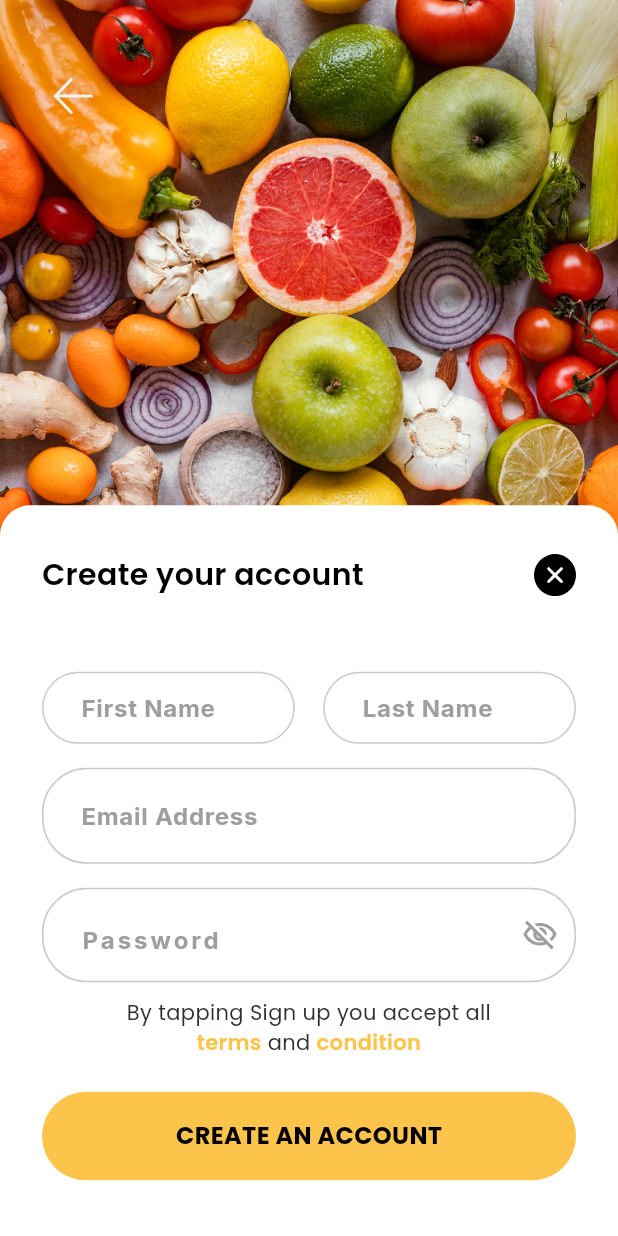
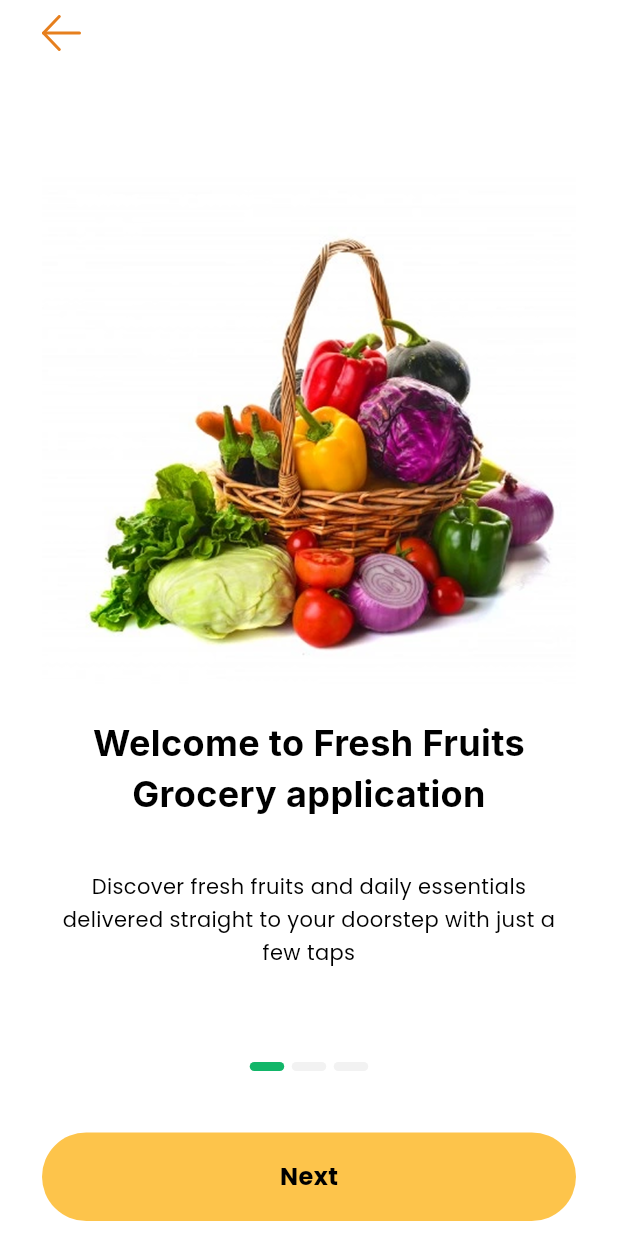
Before and after one commit to Andro-Wagdy/TharwatAcademy_HomeWork, a Flutter app: the screen it shows after launch, on a phone screen of 412 x 824 dp. Run offline on Flutter 3.47's test engine with Material 3 defaults, Android fonts, the phone set to English and light mode, and no system bars; our stand-ins replace bloc, cloud_firestore, dio, firebase_auth, firebase_core, flutter_bloc and 4 more; accounts and stored records are empty; project files that could hold a hidden picture were left out.

Commit message:
onBoarding view ui done

```diff
--- /dev/null
+++ b/grocery_store_app/lib/core/constants/app_constants.dart
@@ -0,0 +1,4 @@
+class AppConstants {
+  AppConstants._();
+  static const String kUsersCollectionKey = 'users';
+}
--- a/grocery_store_app/lib/constants/assets.dart
+++ b/grocery_store_app/lib/core/constants/assets.dart
@@ -14,6 +14,10 @@ class Assets {
   /// assets/icons/profile_picture_icon.svg
   static const String assetsIconsProfilePictureIcon = "assets/icons/profile_picture_icon.svg";
 
+  /// Assets for assetsImagesDelivery
+  /// assets/images/delivery.png
+  static const String assetsImagesDelivery = "assets/images/delivery.png";
+
   /// Assets for assetsImagesFruits1
   /// assets/images/fruits_1.png
   static const String assetsImagesFruits1 = "assets/images/fruits_1.png";
@@ -21,4 +25,8 @@ class Assets {
   /// Assets for assetsImagesFruits2
   /// assets/images/fruits_2.png
   static const String assetsImagesFruits2 = "assets/images/fruits_2.png";
+
+  /// Assets for assetsImagesFruitsBucket
+  /// assets/images/fruits_bucket.png
+  static const String assetsImagesFruitsBucket = "assets/images/fruits_bucket.png";
 }
--- a/grocery_store_app/lib/core/theme/app_colors.dart
+++ b/grocery_store_app/lib/core/theme/app_colors.dart
@@ -13,4 +13,5 @@ class AppColors {
   static const Color secondryName = Color(0xFF7A1E76);
   static const Color accentText = Color(0xFF5E5E5E);
   static const Color error = Colors.red;
+  static const Color sliderEnabled = Color(0xFF12B669);
 }
--- a/grocery_store_app/lib/features/auth/data/models/user_model.dart
+++ b/grocery_store_app/lib/features/auth/data/models/user_model.dart
@@ -19,13 +19,4 @@ class UserModel {
       email: json['email'],
     );
   }
-
-  Map<String, dynamic> toJson() {
-    return {
-      'uid': uid,
-      'firstName': firstName,
-      'lastName': lastName,
-      'email': email,
-    };
-  }
 }
--- a/grocery_store_app/lib/features/auth/data/services/auth_service.dart
+++ b/grocery_store_app/lib/features/auth/data/services/auth_service.dart
@@ -1,5 +1,6 @@
 import 'package:cloud_firestore/cloud_firestore.dart';
 import 'package:firebase_auth/firebase_auth.dart';
+import 'package:grocery_store_app/core/constants/app_constants.dart';
 import 'package:grocery_store_app/features/auth/data/models/user_model.dart';
 
 class AuthService {
@@ -18,7 +19,7 @@ class AuthService {
 
     String uid = credential.user!.uid;
 
-    await firestore.collection('users').doc(uid).set({
+    await firestore.collection(AppConstants.kUsersCollectionKey).doc(uid).set({
       'uid': uid,
       'firstName': firstName,
       'lastName': lastName,
@@ -36,7 +37,7 @@ class AuthService {
   Future<UserModel> getCurrentUser() async {
     String uid = FirebaseAuth.instance.currentUser!.uid;
     DocumentSnapshot doc = await FirebaseFirestore.instance
-        .collection('users')
+        .collection(AppConstants.kUsersCollectionKey)
         .doc(uid)
         .get();
 
--- a/grocery_store_app/lib/features/auth/presentation/ui/create_account_view.dart
+++ b/grocery_store_app/lib/features/auth/presentation/ui/create_account_view.dart
@@ -1,6 +1,6 @@
 import 'package:flutter/material.dart';
 import 'package:flutter_bloc/flutter_bloc.dart';
-import 'package:grocery_store_app/constants/assets.dart';
+import 'package:grocery_store_app/core/constants/assets.dart';
 import 'package:grocery_store_app/core/theme/app_colors.dart';
 import 'package:grocery_store_app/features/auth/presentation/cubits/register/register_cubit.dart';
 import 'package:grocery_store_app/features/auth/presentation/ui/widgets/create_account_view_body.dart';
--- a/grocery_store_app/lib/features/auth/presentation/ui/sign_in_view.dart
+++ b/grocery_store_app/lib/features/auth/presentation/ui/sign_in_view.dart
@@ -1,6 +1,6 @@
 import 'package:flutter/material.dart';
 import 'package:flutter_bloc/flutter_bloc.dart';
-import 'package:grocery_store_app/constants/assets.dart';
+import 'package:grocery_store_app/core/constants/assets.dart';
 import 'package:grocery_store_app/core/theme/app_colors.dart';
 import 'package:grocery_store_app/features/auth/presentation/cubits/sign_in/sign_in_cubit.dart';
 import 'package:grocery_store_app/features/auth/presentation/ui/widgets/custom_view_background_widget.dart';
--- a/grocery_store_app/lib/features/auth/presentation/ui/widgets/create_account_view_body.dart
+++ b/grocery_store_app/lib/features/auth/presentation/ui/widgets/create_account_view_body.dart
@@ -1,7 +1,7 @@
 import 'package:flutter/material.dart';
 import 'package:flutter_bloc/flutter_bloc.dart';
 import 'package:flutter_svg/svg.dart';
-import 'package:grocery_store_app/constants/assets.dart';
+import 'package:grocery_store_app/core/constants/assets.dart';
 import 'package:grocery_store_app/core/theme/app_colors.dart';
 import 'package:grocery_store_app/core/theme/app_styles.dart';
 import 'package:grocery_store_app/features/auth/data/validators/auth_validators.dart';
--- a/grocery_store_app/lib/features/auth/presentation/ui/widgets/custom_view_background_widget.dart
+++ b/grocery_store_app/lib/features/auth/presentation/ui/widgets/custom_view_background_widget.dart
@@ -1,6 +1,6 @@
 import 'package:flutter/material.dart';
 import 'package:flutter_svg/svg.dart';
-import 'package:grocery_store_app/constants/assets.dart';
+import 'package:grocery_store_app/core/constants/assets.dart';
 
 class CustomViewBackgroundWidget extends StatelessWidget {
   const CustomViewBackgroundWidget({super.key, required this.child, required this.backgroundImage});
--- a/grocery_store_app/lib/features/auth/presentation/ui/widgets/sign_in_view_body.dart
+++ b/grocery_store_app/lib/features/auth/presentation/ui/widgets/sign_in_view_body.dart
@@ -1,7 +1,7 @@
 import 'package:flutter/material.dart';
 import 'package:flutter_bloc/flutter_bloc.dart';
 import 'package:flutter_svg/svg.dart';
-import 'package:grocery_store_app/constants/assets.dart';
+import 'package:grocery_store_app/core/constants/assets.dart';
 import 'package:grocery_store_app/core/theme/app_colors.dart';
 import 'package:grocery_store_app/core/theme/app_styles.dart';
 import 'package:grocery_store_app/features/auth/data/validators/auth_validators.dart';
--- a/grocery_store_app/lib/features/categories/presentation/ui/home_screen.dart
+++ b/grocery_store_app/lib/features/categories/presentation/ui/home_screen.dart
@@ -1,7 +1,7 @@
 import 'package:flutter/material.dart';
 import 'package:flutter_bloc/flutter_bloc.dart';
 import 'package:flutter_svg/svg.dart';
-import 'package:grocery_store_app/constants/assets.dart';
+import 'package:grocery_store_app/core/constants/assets.dart';
 import 'package:grocery_store_app/core/theme/app_colors.dart';
 import 'package:grocery_store_app/core/theme/app_styles.dart';
 import 'package:grocery_store_app/features/auth/presentation/cubits/user/user_cubit.dart';
--- /dev/null
+++ b/grocery_store_app/lib/features/onboarding/data/models/onboarding_model.dart
@@ -0,0 +1,11 @@
+class OnboardingModel {
+  final String image;
+  final String title;
+  final String subTitle;
+
+  OnboardingModel({
+    required this.image,
+    required this.title,
+    required this.subTitle,
+  });
+}
--- /dev/null
+++ b/grocery_store_app/lib/features/onboarding/presentation/ui/onboarding_view.dart
@@ -0,0 +1,168 @@
+import 'package:flutter/material.dart';
+import 'package:flutter_svg/svg.dart';
+import 'package:grocery_store_app/core/constants/assets.dart';
+import 'package:grocery_store_app/core/theme/app_colors.dart';
+import 'package:grocery_store_app/core/theme/app_styles.dart';
+import 'package:grocery_store_app/features/auth/presentation/ui/create_account_view.dart';
+import 'package:grocery_store_app/features/auth/presentation/ui/sign_in_view.dart';
+import 'package:grocery_store_app/features/onboarding/data/models/onboarding_model.dart';
+import 'package:grocery_store_app/features/onboarding/presentation/ui/widgets/onboarding_item.dart';
+import 'package:grocery_store_app/features/onboarding/presentation/ui/widgets/page_indicator.dart';
+import 'package:grocery_store_app/widgets/custom_button.dart';
+
+class OnboardingView extends StatefulWidget {
+  const OnboardingView({super.key});
+
+  @override
+  State<OnboardingView> createState() => _OnboardingViewState();
+}
+
+class _OnboardingViewState extends State<OnboardingView> {
+  final List<OnboardingModel> onBoardingItemList = [
+    OnboardingModel(
+      image: Assets.assetsImagesFruitsBucket,
+      title: 'Welcome to Fresh Fruits Grocery application',
+      subTitle:
+          'Discover fresh fruits and daily essentials delivered straight to your doorstep with just a few taps',
+    ),
+    OnboardingModel(
+      image: Assets.assetsImagesFruitsBucket,
+      title: 'We provide best quality Fruits to your family',
+      subTitle:
+          'Handpicked fresh produce from trusted farms to ensure the highest quality for you and your loved ones',
+    ),
+    OnboardingModel(
+      image: Assets.assetsImagesDelivery,
+      title: 'Fast and Reliable Delivery by Our Couriers',
+      subTitle:
+          'Enjoy quick, safe, and reliable delivery right to your door, making grocery shopping easier than ever',
+    ),
+  ];
+  int pageIndex = 0;
+  final PageController _pageController = PageController();
+  @override
+  void dispose() {
+    _pageController.dispose();
+    super.dispose();
+  }
+
+  @override
+  Widget build(BuildContext context) {
+    return Scaffold(
+      body: SafeArea(
+        child: Padding(
+          padding: const EdgeInsets.symmetric(horizontal: 28, vertical: 10),
+          child: Column(
+            mainAxisSize: .min,
+            children: [
+              Visibility(
+                visible: pageIndex != onBoardingItemList.length - 1,
+                child: Align(
+                  alignment: .topLeft,
+                  child: GestureDetector(
+                    onTap: () {
+                      pageIndex > 0
+                          ? _pageController.previousPage(
+                              duration: Duration(milliseconds: 300),
+                              curve: Curves.easeIn,
+                            )
+                          : _pageController.keepPage;
+                    },
+                    child: SvgPicture.asset(
+                      Assets.assetsIconsBackIcon,
+                      fit: .cover,
+                      colorFilter: .mode(AppColors.borderFocused, .srcIn),
+                    ),
+                  ),
+                ),
+              ),
+              SizedBox(height: 80),
+              Expanded(
+                child: PageView.builder(
+                  controller: _pageController,
+                  physics: NeverScrollableScrollPhysics(),
+                  scrollDirection: .horizontal,
+                  onPageChanged: (value) {
+                    setState(() {
+                      pageIndex = value;
+                    });
+                  },
+                  itemCount: onBoardingItemList.length,
+                  itemBuilder: (context, pageIndex) {
+                    return OnboardingItem(
+                      onBoardingItem: onBoardingItemList[pageIndex],
+                    );
+                  },
+                ),
+              ),
+              PageIndicator(pageIndex: pageIndex),
+              SizedBox(height: 41),
+              pageIndex == onBoardingItemList.length - 1
+                  ? Column(
+                      children: [
+                        CustomButton(
+                          onPressed: () {
+                            Navigator.pushReplacement(
+                              context,
+                              MaterialPageRoute(
+                                builder: (context) => CreateAccountView(),
+                              ),
+                            );
+                          },
+                          backgoundColor: AppColors.secondry,
+                          child: Align(
+                            child: Text(
+                              'CREATE AN ACCOUNT',
+                              style: AppStyles.p16W700.copyWith(
+                                color: AppColors.primary,
+                              ),
+                            ),
+                          ),
+                        ),
+                        SizedBox(height: 18),
+                        CustomButton(
+                          hasBorder: true,
+                          onPressed: () {
+                            Navigator.pushReplacement(
+                              context,
+                              MaterialPageRoute(
+                                builder: (context) => SignInView(),
+                              ),
+                            );
+                          },
+                          backgoundColor: AppColors.primary,
+                          child: Align(
+                            child: Text(
+                              'LOGIN',
+                              style: AppStyles.p16W700.copyWith(
+                                color: AppColors.secondry,
+                              ),
+                            ),
+                          ),
+                        ),
+                      ],
+                    )
+                  : CustomButton(
+                      onPressed: () {
+                        _pageController.nextPage(
+                          duration: Duration(milliseconds: 300),
+                          curve: Curves.easeIn,
+                        );
+                      },
+                      backgoundColor: AppColors.accent,
+                      child: Align(
+                        child: Text(
+                          'Next',
+                          style: AppStyles.p16W700.copyWith(
+                            color: AppColors.secondry,
+                          ),
+                        ),
+                      ),
+                    ),
+            ],
+          ),
+        ),
+      ),
+    );
+  }
+}
--- /dev/null
+++ b/grocery_store_app/lib/features/onboarding/presentation/ui/widgets/onboarding_item.dart
@@ -0,0 +1,33 @@
+import 'package:flutter/material.dart';
+import 'package:grocery_store_app/core/theme/app_colors.dart';
+import 'package:grocery_store_app/core/theme/app_styles.dart';
+import 'package:grocery_store_app/features/onboarding/data/models/onboarding_model.dart';
+
+class OnboardingItem extends StatelessWidget {
+  const OnboardingItem({super.key, required this.onBoardingItem});
+  final OnboardingModel onBoardingItem;
+  @override
+  Widget build(BuildContext context) {
+    return Column(
+      crossAxisAlignment: .center,
+      children: [
+        Image.asset(onBoardingItem.image, fit: .cover),
+        SizedBox(height: 22),
+        Text(
+          onBoardingItem.title,
+          style: AppStyles.i24W700.copyWith(color: AppColors.secondry),
+          textAlign: .center,
+        ),
+        SizedBox(height: 34),
+        Text(
+          onBoardingItem.subTitle,
+          style: AppStyles.p14W400.copyWith(
+            color: AppColors.secondry,
+            height: 1.57,
+          ),
+          textAlign: .center,
+        ),
+      ],
+    );
+  }
+}
--- /dev/null
+++ b/grocery_store_app/lib/features/onboarding/presentation/ui/widgets/page_indicator.dart
@@ -0,0 +1,31 @@
+import 'package:flutter/material.dart';
+import 'package:grocery_store_app/core/theme/app_colors.dart';
+
+class PageIndicator extends StatelessWidget {
+  const PageIndicator({super.key, required this.pageIndex});
+
+  final int pageIndex;
+
+  @override
+  Widget build(BuildContext context) {
+    return Row(
+      mainAxisSize: .min,
+      children: List.generate(3, (dotsIndex) {
+        return AnimatedContainer(
+          width: 23,
+          height: 6,
+          margin: dotsIndex == 2 ? .zero : .only(right: 5),
+          duration: Duration(milliseconds: 300),
+          decoration: ShapeDecoration(
+            color: pageIndex == dotsIndex
+                ? AppColors.sliderEnabled
+                : AppColors.alert,
+            shape: RoundedRectangleBorder(
+              borderRadius: BorderRadius.circular(50),
+            ),
+          ),
+        );
+      }),
+    );
+  }
+}
--- a/grocery_store_app/lib/main.dart
+++ b/grocery_store_app/lib/main.dart
@@ -5,6 +5,7 @@ import 'package:grocery_store_app/core/theme/app_colors.dart';
 import 'package:grocery_store_app/features/auth/presentation/cubits/user/user_cubit.dart';
 import 'package:grocery_store_app/features/auth/presentation/ui/create_account_view.dart';
 import 'package:grocery_store_app/features/auth/presentation/ui/sign_in_view.dart';
+import 'package:grocery_store_app/features/onboarding/presentation/ui/onboarding_view.dart';
 
 void main() async {
   WidgetsFlutterBinding.ensureInitialized();
@@ -20,7 +21,6 @@ class GroceryStoreApp extends StatelessWidget {
   Widget build(BuildContext context) {
     return MultiBlocProvider(
       providers: [BlocProvider(create: (context) => UserCubit())],
-
       child: MaterialApp(
         debugShowCheckedModeBanner: false,
         theme: ThemeData(
@@ -31,7 +31,7 @@ class GroceryStoreApp extends StatelessWidget {
             selectionHandleColor: Colors.transparent,
           ),
         ),
-        home: const CreateAccountView(),
+        home: const OnboardingView(),
       ),
     );
   }
--- a/grocery_store_app/lib/widgets/custom_button.dart
+++ b/grocery_store_app/lib/widgets/custom_button.dart
@@ -1,10 +1,17 @@
 import 'package:flutter/material.dart';
 
 class CustomButton extends StatelessWidget {
-  const CustomButton({super.key, required this.onPressed, required this.child, required this.backgoundColor});
+  const CustomButton({
+    super.key,
+    required this.onPressed,
+    required this.backgoundColor,
+    required this.child,
+    this.hasBorder = false,
+  });
   final Widget child;
   final VoidCallback onPressed;
   final Color backgoundColor;
+  final bool? hasBorder;
   @override
   Widget build(BuildContext context) {
     return GestureDetector(
@@ -16,7 +23,7 @@ class CustomButton extends StatelessWidget {
           color: backgoundColor,
           shape: RoundedRectangleBorder(
             borderRadius: BorderRadius.circular(30),
-
+            side: hasBorder! ? BorderSide(width: 2) : BorderSide.none,
           ),
         ),
         child: child,
--- a/grocery_store_app/pubspec.yaml
+++ b/grocery_store_app/pubspec.yaml
@@ -81,5 +81,5 @@ flutter:
   # see https://flutter.dev/to/font-from-package
 flutter_assets:
   assets_path: assets/
-  output_path: lib/constants/
+  output_path: lib/core/constants/
   filename: assets.dart
```
Also changed, not shown: grocery_store_app/assets/images/delivery.png (added), grocery_store_app/assets/images/fruits_bucket.png (added).
